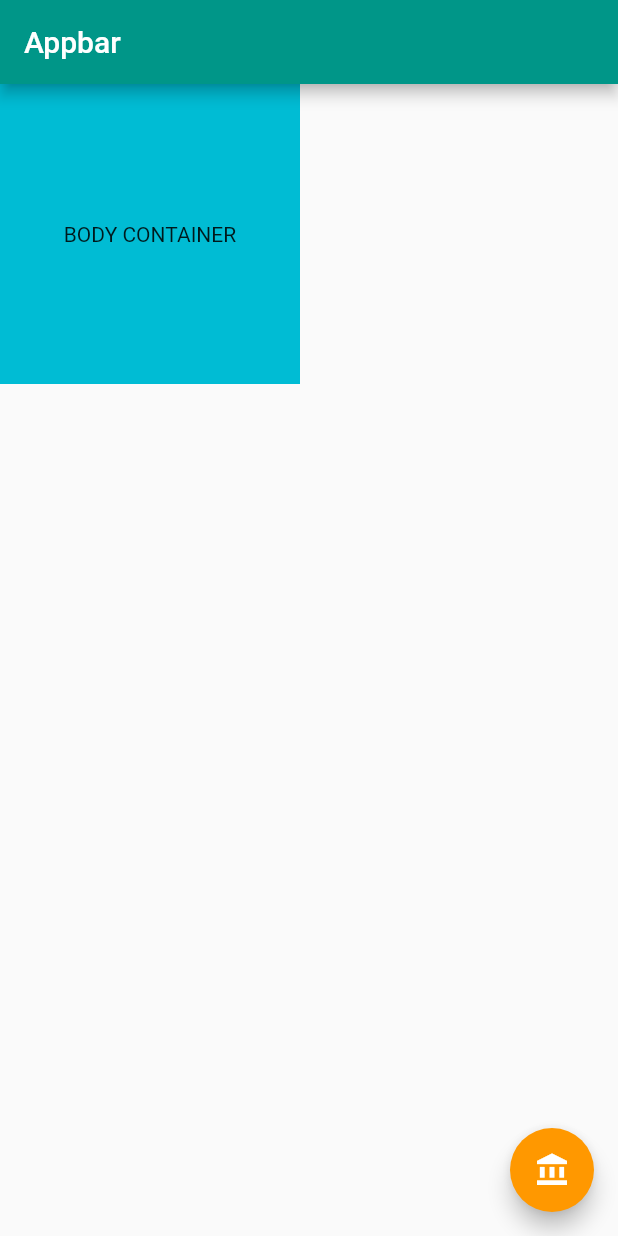
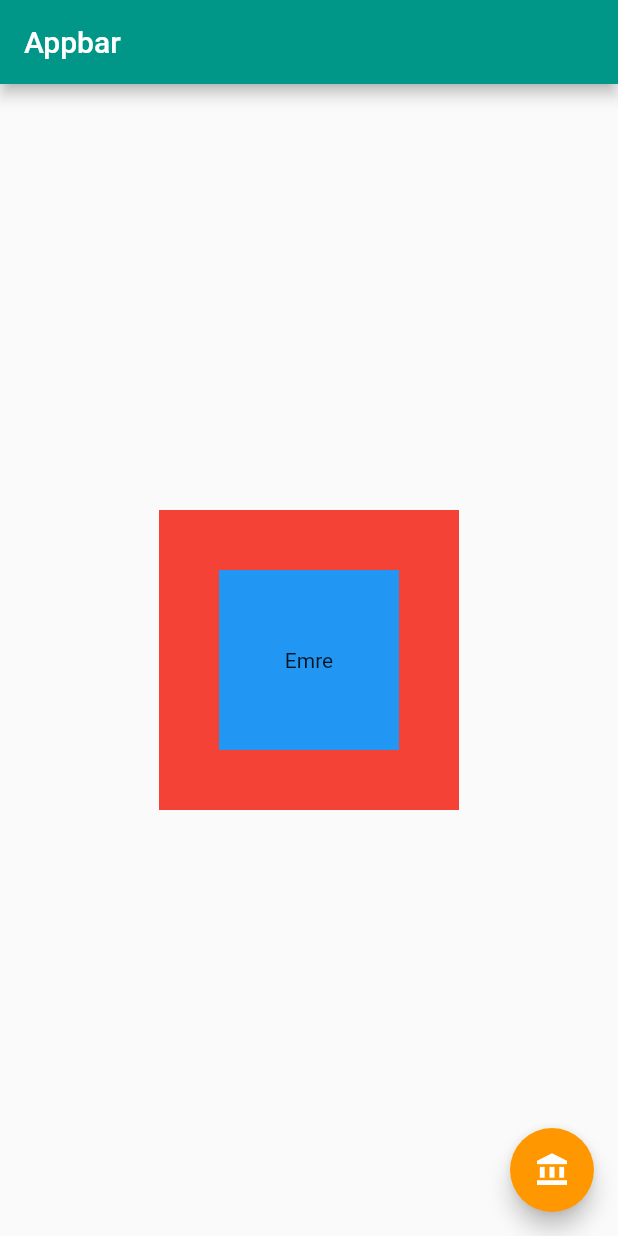
Before and after one commit to uluibrahim/Sifirdan-Flutter-Dersleri, a Flutter app: the screen it shows after launch, on a phone screen of 412 x 824 dp. Run offline on Flutter 3.47's test engine with Material 2 defaults, Android fonts, the phone set to English and light mode, and no system bars.

Commit message:
container kullanımında padding ve margin

```diff
--- a/Bolum1/basewidgets/lib/main.dart
+++ b/Bolum1/basewidgets/lib/main.dart
@@ -25,22 +25,43 @@ class MyApp extends StatelessWidget {
             color: Colors.white,
           ),
         ),
-          body: Container(
+        body: Center(
+          child: Container(
+            padding: EdgeInsets.all(20),
+            height: 200,
+            width: 200,
+            color: Colors.red,
+            child: Container(
+              alignment: Alignment.center,
+              margin: EdgeInsets.all(20),
+              color: Colors.blue,
+              height: 50,
+              width: 50,
+              child: Text("Emre"),
+            ),
+          ),
+        ),
+
+        /**
+         * BODY
+         * body: Container(
           // container parent'ında bir kutu oluşturur
           // container default olarak çocuğu kadar yer kaplar
 
           color: Colors.cyan,
-            /**
-              width: 300,
-              height: 300,
-            */
+
+          //    width: 300,
+          //    height: 300,
 
           // container içinde aligment kullanılır ve width heigth değerleri yok ise parentı kadar alanı kaplar
           alignment: Alignment.center,
           child: Text("BODY CONTAINER"),
           //  container boyutlarının sınırlandırılması => constraints
-            constraints: BoxConstraints(maxHeight: 200,maxWidth: 200,minHeight: 100,minWidth: 100),
-          )),
+          constraints: BoxConstraints(
+              maxHeight: 200, maxWidth: 200, minHeight: 100, minWidth: 100),),
+         *
+         */
+      ),
       title: "Base widget",
     );
   }
```
Lines whose indentation alone changed are shown as unchanged.
